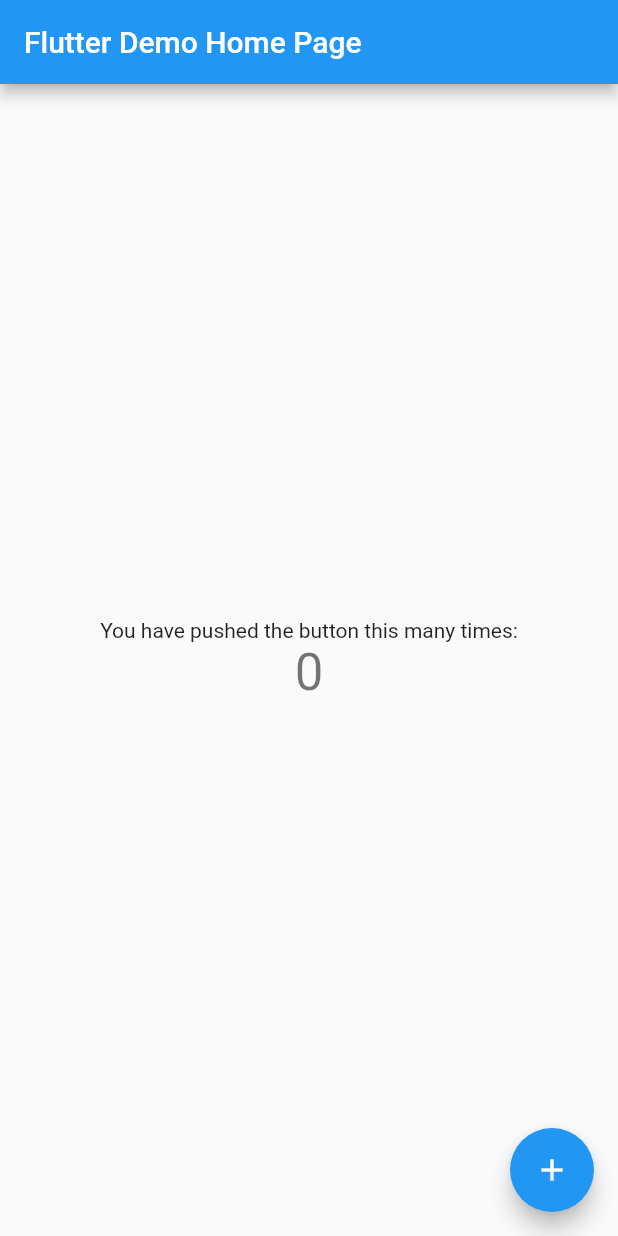
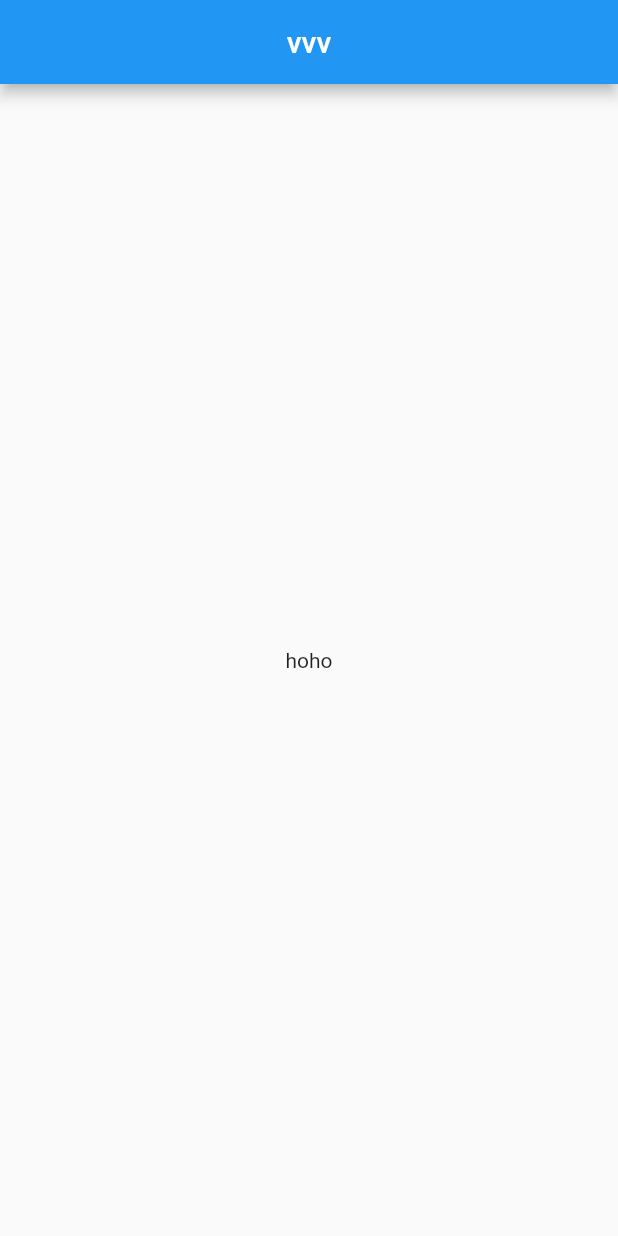
Before and after one commit to volkanalb/FlutterPractices, a Flutter app: the screen it shows after launch, on a phone screen of 412 x 824 dp. Run offline on Flutter 3.47's test engine with Material 2 defaults, Android fonts, the phone set to English and light mode, and no system bars.

Commit message:
try platfrom isIOS

```diff
--- a/flutter_001_init/lib/main.dart
+++ b/flutter_001_init/lib/main.dart
@@ -1,119 +1,26 @@
+import 'dart:io';
+
+import 'package:flutter/cupertino.dart';
 import 'package:flutter/material.dart';
+import 'package:vvv/screen/page_one.dart';
 
 void main() {
   runApp(MyApp());
 }
 
 class MyApp extends StatelessWidget {
-  // This widget is the root of your application.
   @override
   Widget build(BuildContext context) {
-    return MaterialApp(
-      title: 'Flutter Demo',
-      theme: ThemeData(
-        // This is the theme of your application.
-        //
-        // Try running your application with "flutter run". You'll see the
-        // application has a blue toolbar. Then, without quitting the app, try
-        // changing the primarySwatch below to Colors.green and then invoke
-        // "hot reload" (press "r" in the console where you ran "flutter run",
-        // or simply save your changes to "hot reload" in a Flutter IDE).
-        // Notice that the counter didn't reset back to zero; the application
-        // is not restarted.
-        primarySwatch: Colors.blue,
-        // This makes the visual density adapt to the platform that you run
-        // the app on. For desktop platforms, the controls will be smaller and
-        // closer together (more dense) than on mobile platforms.
-        visualDensity: VisualDensity.adaptivePlatformDensity,
-      ),
-      home: MyHomePage(
-        title: 'Flutter Demo Home Page',
-      ),
-    );
+    return Platform.isIOS
+        ? CupertinoApp(
+            debugShowCheckedModeBanner: false,
+            title: 'test',
+            home: PageOne(),
+          )
+        : MaterialApp(
+            debugShowCheckedModeBanner: false,
+            title: 'test',
+            home: PageOne(),
+          );
   }
 }
-
-class MyHomePage extends StatefulWidget {
-  MyHomePage({Key key, this.title}) : super(key: key);
-
-  // This widget is the home page of your application. It is stateful, meaning
-  // that it has a State object (defined below) that contains fields that affect
-  // how it looks.
-
-  // This class is the configuration for the state. It holds the values (in this
-  // case the title) provided by the parent (in this case the App widget) and
-  // used by the build method of the State. Fields in a Widget subclass are
-  // always marked "final".
-
-  final String title;
-
-  @override
-  _MyHomePageState createState() => _MyHomePageState();
-}
-
-class _MyHomePageState extends State<MyHomePage> {
-  int _counter = 0;
-
-  void _incrementCounter() {
-    setState(() {
-      // This call to setState tells the Flutter framework that something has
-      // changed in this State, which causes it to rerun the build method below
-      // so that the display can reflect the updated values. If we changed
-      // _counter without calling setState(), then the build method would not be
-      // called again, and so nothing would appear to happen.
-      _counter++;
-    });
-  }
-
-  @override
-  Widget build(BuildContext context) {
-    // This method is rerun every time setState is called, for instance as done
-    // by the _incrementCounter method above.
-    //
-    // The Flutter framework has been optimized to make rerunning build methods
-    // fast, so that you can just rebuild anything that needs updating rather
-    // than having to individually change instances of widgets.
-    return Scaffold(
-      appBar: AppBar(
-        // Here we take the value from the MyHomePage object that was created by
-        // the App.build method, and use it to set our appbar title.
-        title: Text(widget.title),
-      ),
-      body: Center(
-        // Center is a layout widget. It takes a single child and positions it
-        // in the middle of the parent.
-        child: Column(
-          // Column is also a layout widget. It takes a list of children and
-          // arranges them vertically. By default, it sizes itself to fit its
-          // children horizontally, and tries to be as tall as its parent.
-          //
-          // Invoke "debug painting" (press "p" in the console, choose the
-          // "Toggle Debug Paint" action from the Flutter Inspector in Android
-          // Studio, or the "Toggle Debug Paint" command in Visual Studio Code)
-          // to see the wireframe for each widget.
-          //
-          // Column has various properties to control how it sizes itself and
-          // how it positions its children. Here we use mainAxisAlignment to
-          // center the children vertically; the main axis here is the vertical
-          // axis because Columns are vertical (the cross axis would be
-          // horizontal).
-          mainAxisAlignment: MainAxisAlignment.center,
-          children: <Widget>[
-            Text(
-              'You have pushed the button this many times:',
-            ),
-            Text(
-              '$_counter',
-              style: Theme.of(context).textTheme.headline4,
-            ),
-          ],
-        ),
-      ),
-      floatingActionButton: FloatingActionButton(
-        onPressed: _incrementCounter,
-        tooltip: 'Increment',
-        child: Icon(Icons.add),
-      ), // This trailing comma makes auto-formatting nicer for build methods.
-    );
-  }
-}
--- /dev/null
+++ b/flutter_001_init/lib/screen/page_one.dart
@@ -0,0 +1,46 @@
+import 'dart:io';
+
+import 'package:flutter/cupertino.dart';
+import 'package:flutter/material.dart';
+
+class PageOne extends StatefulWidget {
+  PageOne({Key key}) : super(key: key);
+
+  @override
+  _PageOneState createState() => _PageOneState();
+}
+
+class _PageOneState extends State<PageOne> {
+  @override
+  Widget build(BuildContext context) {
+    if (Platform.isIOS) {
+      return CupertinoPageScaffold(
+        navigationBar: CupertinoNavigationBar(
+          automaticallyImplyLeading: false,
+          backgroundColor: Color(Colors.amber[400].value),
+          middle: Text("cupertino"),
+        ),
+        backgroundColor: Color(Colors.amber[200].value),
+        /* appBar: AppBar(
+        automaticallyImplyLeading: true,
+        title: Text("vvv"),
+        centerTitle: true,
+      ), */
+        child: Center(
+          child: Text("hoho"),
+        ),
+      );
+    } else {
+      return Scaffold(
+        appBar: AppBar(
+          automaticallyImplyLeading: true,
+          title: Text("vvv"),
+          centerTitle: true,
+        ),
+        body: Center(
+          child: Text("hoho"),
+        ),
+      );
+    }
+  }
+}
```
Also changed, not shown: flutter_001_init/pubspec.yaml (+47 -71 lines), flutter_001_init/pubspec.lock, 1 other file.
